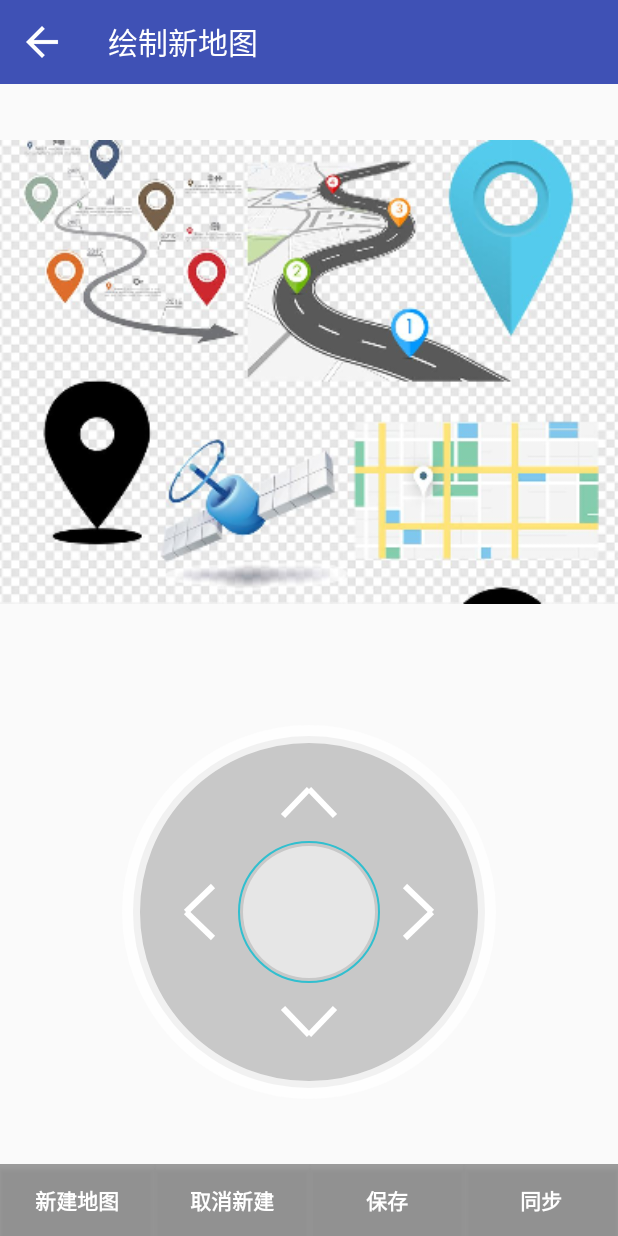
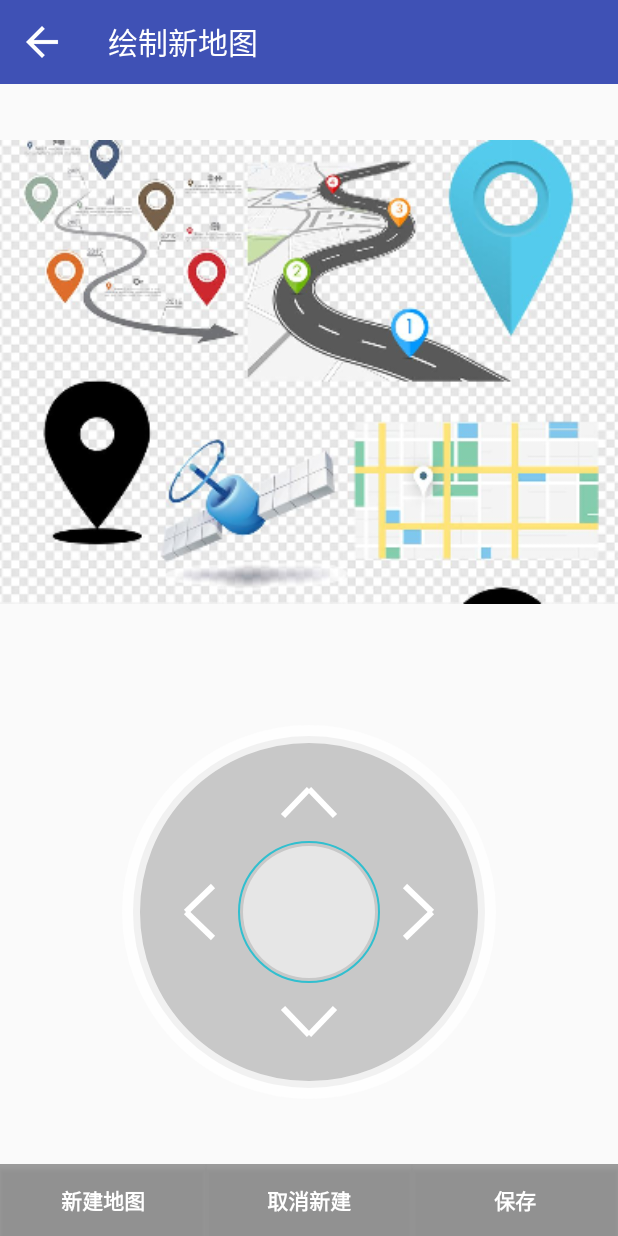
Before and after one commit to ZengChong500373/HeFuRobotPhone, an Android app: the CreatMapActivity screen opened directly, with no data from a screen before it, on a phone screen of 412 x 824 dp. Run offline under Robolectric (Android 15) with nearby library versions, the phone set to English and light mode, and no system bars; our stand-ins replace data binding.

```diff
--- a/app/src/main/res/layout/activity_creat_map.xml
+++ b/app/src/main/res/layout/activity_creat_map.xml
@@ -80,17 +80,17 @@
                     android:textStyle="bold" />
 
 
-                <Button
-                    android:layout_width="match_parent"
-                    android:layout_height="match_parent"
-                    android:layout_below="@+id/start_creat_map"
-                    android:layout_toRightOf="@+id/map_save"
-                    android:layout_weight="1"
-                    android:background="#5f000000"
-                    android:onClick="syncMap"
-                    android:text="同步"
-                    android:textColor="#FFFFFF"
-                    android:textStyle="bold" />
+                <!--<Button-->
+                    <!--android:layout_width="match_parent"-->
+                    <!--android:layout_height="match_parent"-->
+                    <!--android:layout_below="@+id/start_creat_map"-->
+                    <!--android:layout_toRightOf="@+id/map_save"-->
+                    <!--android:layout_weight="1"-->
+                    <!--android:background="#5f000000"-->
+                    <!--android:onClick="syncMap"-->
+                    <!--android:text="同步"-->
+                    <!--android:textColor="#FFFFFF"-->
+                    <!--android:textStyle="bold" />-->
 
 
             </LinearLayout>
```
Also changed, not shown: app/src/main/java/com/hefu/robotphone/ui/activity/CreatMapActivity.java (+13 -10 lines), sdklibrary/src/main/java/hefu/robotphone/sdk/socket/RobotCmdSocket.java (+10 -1 lines).
